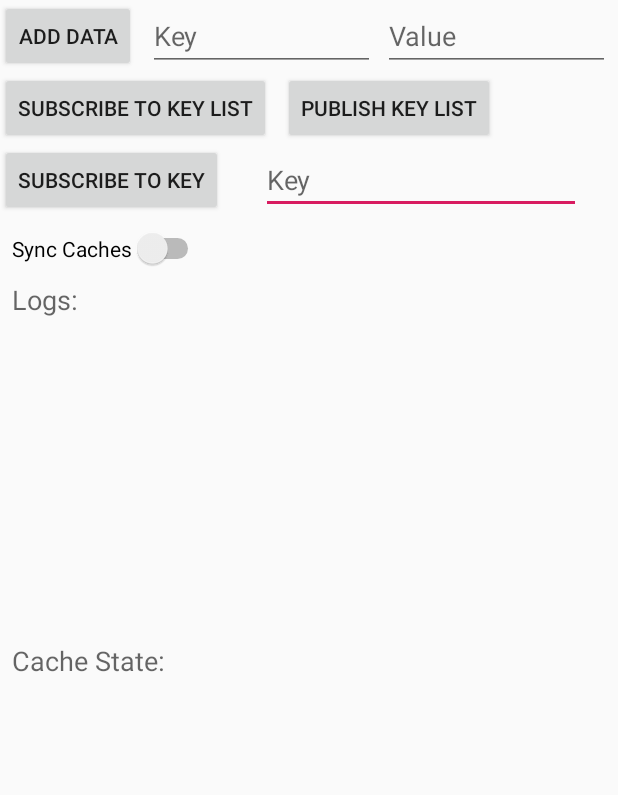
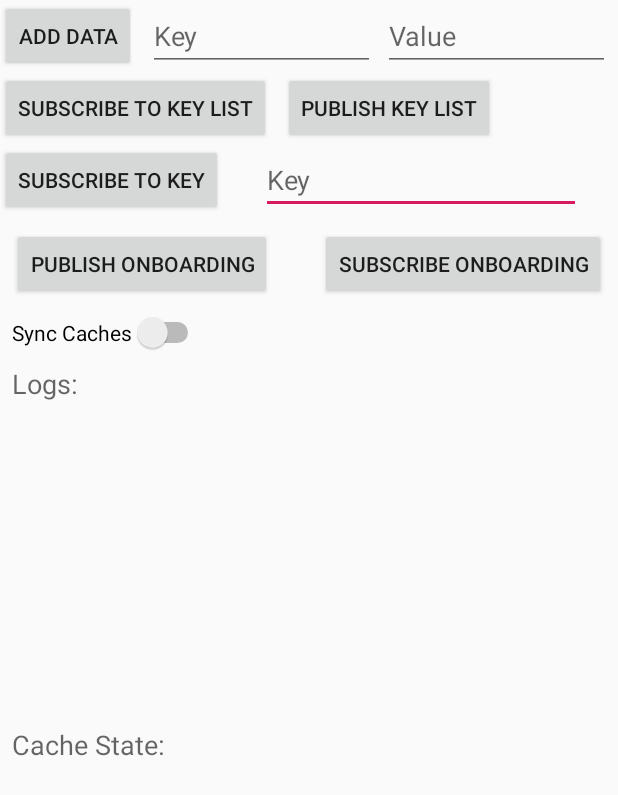
Before and after one commit to t1miller/RMSclient, an Android app: the screen it shows after launch (NodeActivity), in the side drawer, after a tap on "Chord Test", on a phone screen of 412 x 824 dp. Shown: the top 795 px of the screen. Run offline under Robolectric (Android 15) with nearby library versions, the phone set to English and light mode, and no system bars; our stand-ins replace Timber; 2 statements that could not run were skipped.

Commit message:
Added some stuff.

```diff
--- a/app/src/main/AndroidManifest.xml
+++ b/app/src/main/AndroidManifest.xml
@@ -4,6 +4,7 @@
 
     <uses-feature android:name="android.hardware.wifi.aware"/>
 
+    <uses-permission android:name="android.permission.ACCESS_NETWORK_STATE"/>
     <uses-permission android:name="android.permission.ACCESS_WIFI_STATE"/>
     <uses-permission android:name="android.permission.CHANGE_WIFI_STATE"/>
     <uses-permission android:name="android.permission.ACCESS_FINE_LOCATION"/>
--- a/app/src/main/java/rr/rms/MainActivity.kt
+++ b/app/src/main/java/rr/rms/MainActivity.kt
@@ -34,7 +34,6 @@ class MainActivity : AppCompatActivity(), NavigationView.OnNavigationItemSelecte
         toggle.syncState()
 
         navView.setNavigationItemSelectedListener(this)
-
     }
 
     override fun onBackPressed() {
--- a/app/src/main/java/rr/rms/cache/BlockCache.kt
+++ b/app/src/main/java/rr/rms/cache/BlockCache.kt
@@ -11,7 +11,7 @@ import kotlin.random.Random
 
 object BlockCache {
 
-    interface ImageCacheListener {
+    interface BlockCacheListener {
         fun onCacheChanged(newCache: MutableMap<String, Set<Block>>,
                            othersKeys: MutableSet<String>)
     }
@@ -36,7 +36,7 @@ object BlockCache {
     private var othersKeys: MutableSet<String> = mutableSetOf()
 
     /** Observables who care, or maybe don't care, when the cache is updated */
-    private var cacheChangedListeners = mutableListOf<ImageCacheListener>()
+    private var cacheChangedListeners = mutableListOf<BlockCacheListener>()
 
     init {
         addRandomKeysToCache()
@@ -95,7 +95,7 @@ object BlockCache {
         add(USER_URL, stampedBlocks)
     }
 
-    fun addCacheChangedListener(listener: ImageCacheListener) {
+    fun addCacheChangedListener(listener: BlockCacheListener) {
         cacheChangedListeners.add(listener)
     }
 
@@ -110,12 +110,12 @@ object BlockCache {
      * @return all keys stored in this cache
      */
     fun getCacheMetaData() : String {
-        return cache.keys.joinToString { "$it@" } + ":" + othersKeys.joinToString { "$it@" }
+        return cache.keys.joinToString { it } + ":" + othersKeys.joinToString { it }
     }
 
     fun parseAndCacheMetadata(rawdata: String){
-        // parse data
-        othersKeys.addAll(rawdata.split("@"))
+        val (otherKeysList,_) = rawdata.split(":")
+        othersKeys.addAll(otherKeysList.split(", ").toMutableSet())
         notifyListeners()
     }
 
@@ -145,8 +145,29 @@ object BlockCache {
             "Lamb" to "says woof",
             "Clyde" to "says hello",
             "Kate" to "says hi",
-            "Trent" to "says hey"
-        ).toList()
+            "Trent" to "says hey",
+            "a" to "b",
+            "b" to "c",
+            "c" to "d",
+            "d" to "e",
+            "e" to "f",
+            "f" to "g",
+            "g" to "h",
+            "h" to "i",
+            "i" to "j",
+            "j" to "k",
+            "k" to "l",
+            "l" to "m",
+            "m" to "n",
+            "n" to "o",
+            "o" to "p",
+            "p" to "q",
+            "q" to "r",
+            "r" to "s",
+            "s" to "t",
+            "t" to "u",
+            "u" to "v"
+            ).toList()
 
         for(i in 0..2) {
             val randIdx = Random.nextInt(0,keyValues.size)
--- a/app/src/main/java/rr/rms/wifiaware/WifiAwareActivity.kt
+++ b/app/src/main/java/rr/rms/wifiaware/WifiAwareActivity.kt
@@ -32,7 +32,7 @@ import java.net.Socket
 
 
 class WifiAwareActivity : AppCompatActivity(),
-    BlockCache.ImageCacheListener,
+    BlockCache.BlockCacheListener,
     NodeRecyclerViewAdapter.NodeListCallback {
 
     private val PERMISSION_REQUEST_CODE = 101
--- a/app/src/main/res/layout/activity_node.xml
+++ b/app/src/main/res/layout/activity_node.xml
@@ -78,7 +78,7 @@
                 android:layout_height="wrap_content"
                 android:id="@+id/switch1"
                 app:layout_constraintStart_toStartOf="parent" android:layout_marginStart="8dp"
-                android:layout_marginTop="8dp" app:layout_constraintTop_toBottomOf="@+id/subscribeKey"/>
+                android:layout_marginTop="8dp" app:layout_constraintTop_toBottomOf="@+id/publishOnBoarding"/>
 
         <TextView
                 android:text="Logs:"
@@ -127,6 +127,22 @@
                 android:id="@+id/cacheTextView" app:layout_constraintStart_toStartOf="parent"
                 android:layout_marginStart="8dp" android:layout_marginTop="8dp"
                 app:layout_constraintTop_toBottomOf="@+id/textView3"/>
+        <Button
+                android:text="Subscribe onBoarding"
+                android:layout_width="wrap_content"
+                android:layout_height="wrap_content"
+                android:id="@+id/subscribeOnBoarding"
+                app:layout_constraintEnd_toEndOf="parent" android:layout_marginEnd="8dp"
+                app:layout_constraintTop_toTopOf="@+id/publishOnBoarding"
+                app:layout_constraintBottom_toBottomOf="@+id/publishOnBoarding"/>
+        <Button
+                android:text="Publish onBoarding"
+                android:layout_width="wrap_content"
+                android:layout_height="wrap_content"
+                android:id="@+id/publishOnBoarding"
+                app:layout_constraintStart_toStartOf="parent"
+                android:layout_marginStart="8dp" android:layout_marginTop="8dp"
+                app:layout_constraintTop_toBottomOf="@+id/subscribeKey"/>
 
 
     </androidx.constraintlayout.widget.ConstraintLayout>
```
Also changed, not shown: app/src/main/java/rr/rms/cache/MetaDataCache.kt (added, +100 -0 lines), app/src/main/java/rr/rms/chord/Node.kt (+52 -4 lines), app/src/main/java/rr/rms/chord/NodeActivity.kt (+51 -4 lines).
